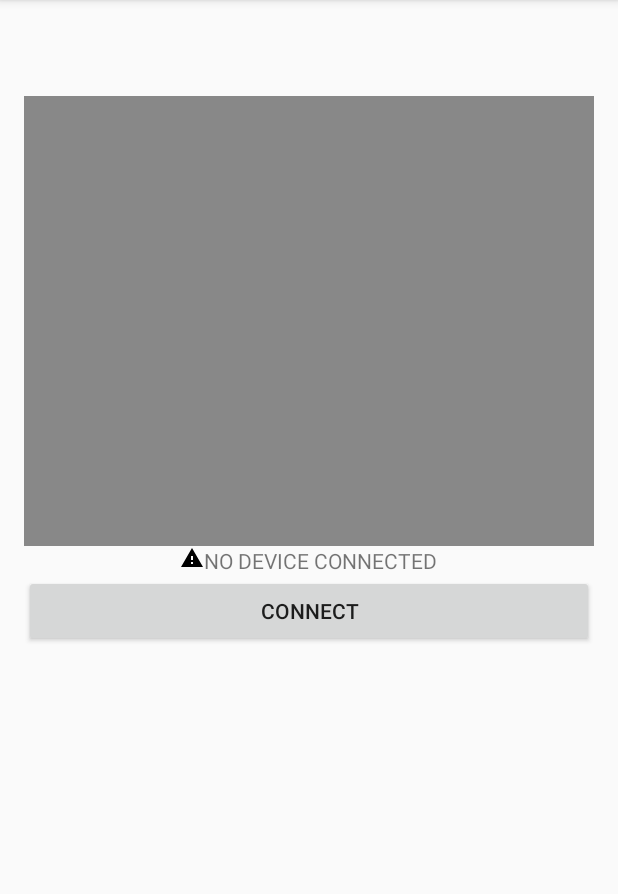
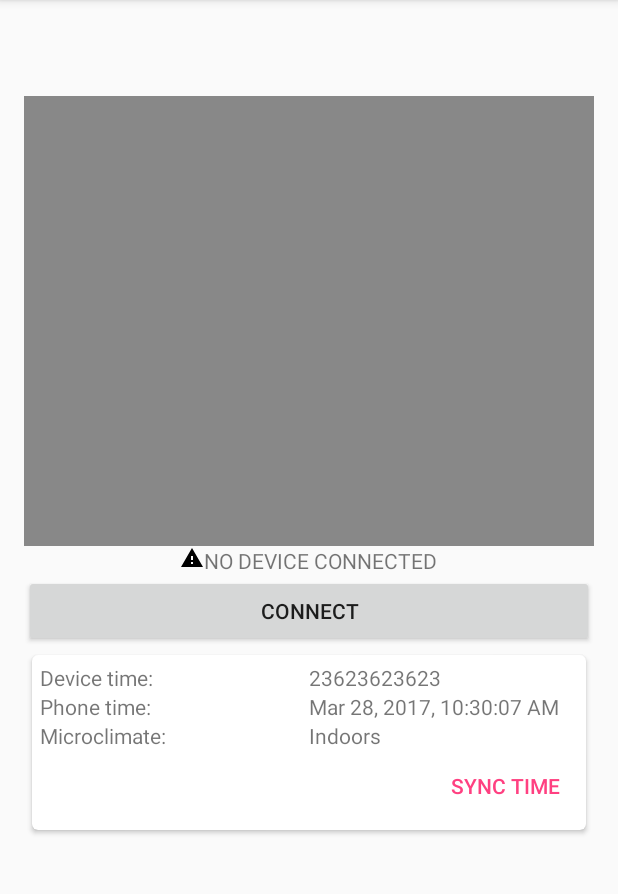
Before and after one commit to airers/viewair, an Android app: the screen it shows after launch (MainActivity), on a phone screen of 412 x 824 dp, the part 84-978 px from its top. Run offline under Robolectric (Android 15) with nearby library versions, the phone set to English and light mode, and no system bars.

Commit message:
Added timer on phone

```diff
--- a/app/build.gradle
+++ b/app/build.gradle
@@ -31,6 +31,7 @@ dependencies {
     })
     compile 'com.android.support:appcompat-v7:25.1.0'
     compile 'com.android.support:design:25.1.0'
+    compile 'com.android.support:cardview-v7:21.0.+'
     compile 'com.michaelpardo:activeandroid:3.1.0-SNAPSHOT'
     compile 'com.android.support:support-v4:25.1.0'
     compile 'com.google.android.gms:play-services-maps:10.2.0'
--- a/app/src/main/java/com/chaijiaxun/pm25tracker/HomeFragment.java
+++ b/app/src/main/java/com/chaijiaxun/pm25tracker/HomeFragment.java
@@ -3,6 +3,7 @@ package com.chaijiaxun.pm25tracker;
 import android.content.Context;
 import android.net.Uri;
 import android.os.Bundle;
+import android.os.Handler;
 import android.support.v4.app.Fragment;
 import android.util.Log;
 import android.view.LayoutInflater;
@@ -13,8 +14,12 @@ import android.widget.RelativeLayout;
 import android.widget.TextView;
 
 import com.chaijiaxun.pm25tracker.bluetooth.BTDisconnectCallback;
+import com.chaijiaxun.pm25tracker.bluetooth.BTPacket;
 import com.chaijiaxun.pm25tracker.bluetooth.Device;
 import com.chaijiaxun.pm25tracker.bluetooth.DeviceManager;
+
+import java.text.DateFormat;
+import java.util.Date;
 
 
 /**
@@ -32,6 +37,10 @@ public class HomeFragment extends Fragment {
     Button unlinkButton;
     TextView warningText;
     TextView deviceNameText;
+    TextView phoneTimeText;
+
+    final Handler handler = new Handler();
+    Runnable aliveCheck;
 
 
     public HomeFragment() {
@@ -68,6 +77,8 @@ public class HomeFragment extends Fragment {
         warningText = (TextView) v.findViewById(R.id.text_warning);
         deviceNameText = (TextView) v.findViewById(R.id.text_device_name);
 
+        phoneTimeText = (TextView) v.findViewById(R.id.text_phone_time);
+
 
         connectButton.setOnClickListener(new View.OnClickListener() {
             @Override
@@ -94,6 +105,32 @@ public class HomeFragment extends Fragment {
                 refreshItems();
             }
         });
+
+
+
+        aliveCheck = new Runnable() {
+            @Override
+            public void run() {
+                Log.d(TAG, "Alive Check");
+
+                try {
+                    //do your code here
+                    Date currentTime = new Date();
+                    long timeUnix = currentTime.getTime();
+                    Log.d(TAG, timeUnix + " " + Long.BYTES);
+                    phoneTimeText.setText(DateFormat.getDateTimeInstance().format(currentTime));
+                }
+                catch (Exception e) {
+                    // TODO: handle exception
+                }
+                finally {
+                    //also call the same runnable to call it at regular interval
+                    handler.postDelayed(this, 1000);
+                }
+            }
+        };
+
+        aliveCheck.run();
 
         return v;
     }
--- a/app/src/main/res/layout/fragment_home.xml
+++ b/app/src/main/res/layout/fragment_home.xml
@@ -71,6 +71,86 @@
                 android:layout_width="match_parent"
                 android:layout_height="wrap_content"
                 android:text="CONNECT" />
+
+            <android.support.v7.widget.CardView
+                xmlns:card_view="http://schemas.android.com/apk/res-auto"
+                xmlns:android="http://schemas.android.com/apk/res/android"
+                android:id="@+id/card_view"
+                android:layout_width="match_parent"
+                android:layout_height="wrap_content"
+                card_view:cardCornerRadius="4dp"
+                android:layout_margin="5dp"
+                card_view:contentPadding="5dp"
+                >
+                <LinearLayout
+                    android:layout_width="match_parent"
+                    android:layout_height="wrap_content"
+                    android:orientation="vertical"
+                    >
+
+                    <LinearLayout
+                        android:layout_width="match_parent"
+                        android:layout_height="wrap_content"
+                        android:orientation="horizontal">
+                        <TextView
+                            android:layout_width="0dp"
+                            android:layout_weight="1"
+                            android:layout_height="wrap_content"
+                            android:text="Device time: "/>
+                        <TextView
+                            android:id="@+id/text_device_time"
+                            android:layout_width="0dp"
+                            android:layout_weight="1"
+                            android:layout_height="wrap_content"
+                            android:text="23623623623"/>
+                    </LinearLayout>
+                    <LinearLayout
+                        android:layout_width="match_parent"
+                        android:layout_height="wrap_content"
+                        android:orientation="horizontal">
+                        <TextView
+                            android:layout_width="0dp"
+                            android:layout_weight="1"
+                            android:layout_height="wrap_content"
+                            android:text="Phone time: "/>
+                        <TextView
+                            android:id="@+id/text_phone_time"
+                            android:layout_width="0dp"
+                            android:layout_weight="1"
+                            android:layout_height="wrap_content"
+                            android:text="23623623623"/>
+                    </LinearLayout>
+                    <LinearLayout
+                        android:layout_width="match_parent"
+                        android:layout_height="wrap_content"
+                        android:orientation="horizontal">
+                        <TextView
+                            android:layout_width="0dp"
+                            android:layout_weight="1"
+                            android:layout_height="wrap_content"
+                            android:text="Microclimate: "/>
+                        <TextView
+                            android:id="@+id/text_device_microclimate"
+                            android:layout_width="0dp"
+                            android:layout_weight="1"
+                            android:layout_height="wrap_content"
+                            android:text="Indoors"/>
+                    </LinearLayout>
+                    <LinearLayout
+                        android:layout_width="match_parent"
+                        android:layout_height="wrap_content"
+                        android:gravity="right"
+                        android:orientation="horizontal">
+
+                        <Button
+                            android:id="@+id/button2"
+                            style="@style/Widget.AppCompat.Button.Borderless.Colored"
+                            android:layout_width="wrap_content"
+                            android:layout_height="wrap_content"
+                            android:text="Sync time" />
+                    </LinearLayout>
+                </LinearLayout>
+            </android.support.v7.widget.CardView>
         </LinearLayout>
     </ScrollView>
 
```
